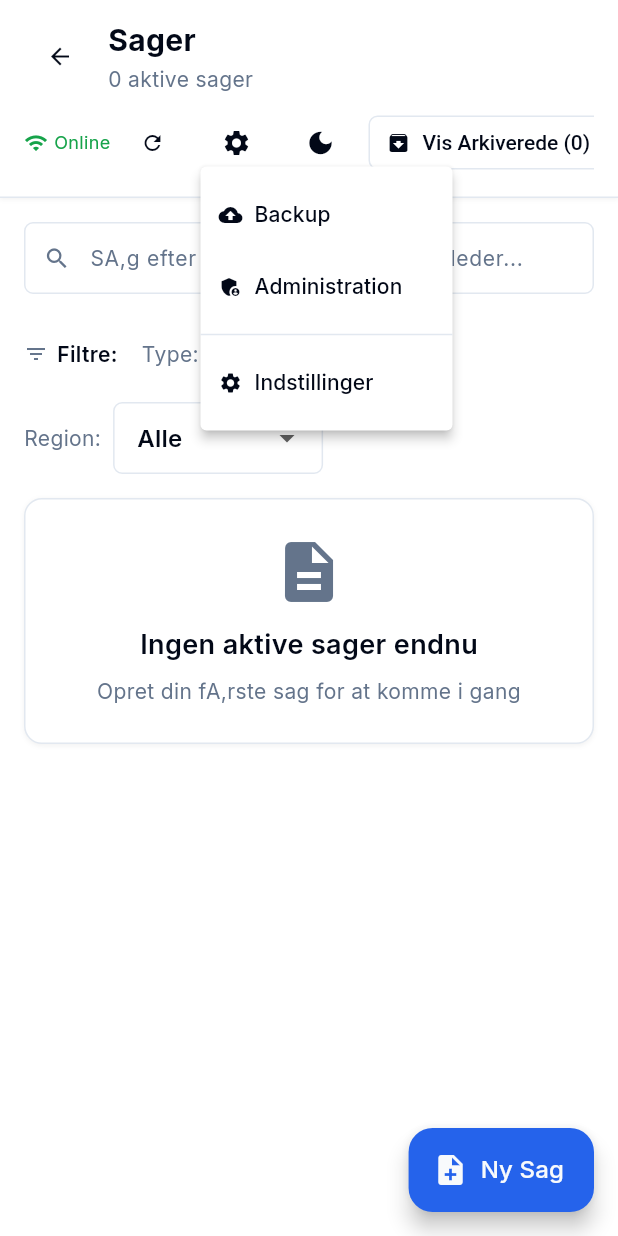
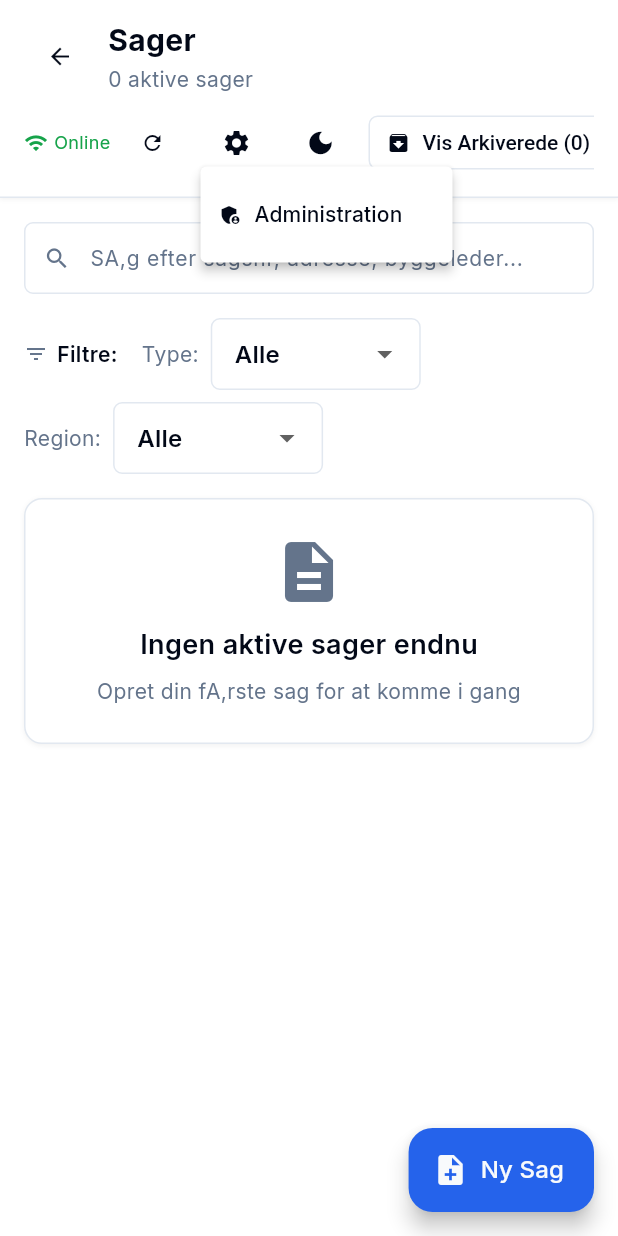
Before and after one commit to ehteshamawan1/shadcn-ui-flutter, a Flutter app: the SagerScreen screen opened directly, after a tap on the "settings" icon, on a phone screen of 412 x 824 dp. Run offline on Flutter 3.47's test engine with Material 3 defaults, Android fonts, the phone set to English and light mode, and no system bars; our stand-ins replace connectivity_plus, csv, file_picker, firebase_core, firebase_messaging, flutter_local_notifications and 8 more; missing offline and left inert: dart:html; accounts and stored records are empty; generated files the repository leaves out were written again.

Commit message:
Solved UI overflow issues and removed duplicate screens from settings menu

```diff
--- a/lib/widgets/settings_dropdown.dart
+++ b/lib/widgets/settings_dropdown.dart
@@ -3,7 +3,7 @@ import '../theme/app_colors.dart';
 import '../theme/app_typography.dart';
 import '../theme/app_spacing.dart';
 
-/// Settings dropdown menu for accessing Backup, Administration, and Indstillinger
+/// Settings dropdown menu for accessing Administration
 class SettingsDropdown extends StatelessWidget {
   const SettingsDropdown({super.key});
 
@@ -14,44 +14,15 @@ class SettingsDropdown extends StatelessWidget {
         Icons.settings,
         size: 20,
       ),
-      tooltip: 'Indstillinger',
+      tooltip: 'Administration',
       offset: const Offset(0, 40),
       onSelected: (value) {
-        switch (value) {
-          case 'backup':
-            // Navigate to Settings screen (Backup tab is in Settings)
-            Navigator.pushNamed(context, '/settings');
-            break;
-          case 'admin':
-            // Navigate to Settings
-            Navigator.pushNamed(context, '/settings');
-            break;
-          case 'settings':
-            // Navigate to Admin Settings
-            Navigator.pushNamed(context, '/admin-settings');
-            break;
+        if (value == 'admin') {
+          // Navigate to Admin Settings
+          Navigator.pushNamed(context, '/admin-settings');
         }
       },
       itemBuilder: (context) => [
-        PopupMenuItem<String>(
-          value: 'backup',
-          child: Row(
-            children: [
-              Icon(
-                Icons.backup,
-                size: 16,
-                color: AppColors.foreground,
-              ),
-              const SizedBox(width: AppSpacing.s2),
-              Text(
-                'Backup',
-                style: AppTypography.smMedium.copyWith(
-                  color: AppColors.foreground,
-                ),
-              ),
-            ],
-          ),
-        ),
         PopupMenuItem<String>(
           value: 'admin',
           child: Row(
@@ -71,26 +42,6 @@ class SettingsDropdown extends StatelessWidget {
             ],
           ),
         ),
-        const PopupMenuDivider(),
-        PopupMenuItem<String>(
-          value: 'settings',
-          child: Row(
-            children: [
-              Icon(
-                Icons.settings,
-                size: 16,
-                color: AppColors.foreground,
-              ),
-              const SizedBox(width: AppSpacing.s2),
-              Text(
-                'Indstillinger',
-                style: AppTypography.smMedium.copyWith(
-                  color: AppColors.foreground,
-                ),
-              ),
-            ],
-          ),
-        ),
       ],
     );
   }
--- a/lib/widgets/ui/ska_button.dart
+++ b/lib/widgets/ui/ska_button.dart
@@ -245,7 +245,7 @@ class SkaButton extends StatelessWidget {
       case ButtonSize.lg:
         return 44; // h-11
       case ButtonSize.xl:
-        return 48; // h-12
+        return 56; // h-14 (increased for two-line content)
       case ButtonSize.icon:
         return 40; // h-10 w-10
     }
```
Also changed, not shown: lib/screens/dashboard_screen.dart (+25 -9 lines), lib/screens/sager_screen.dart (+16 -6 lines).
